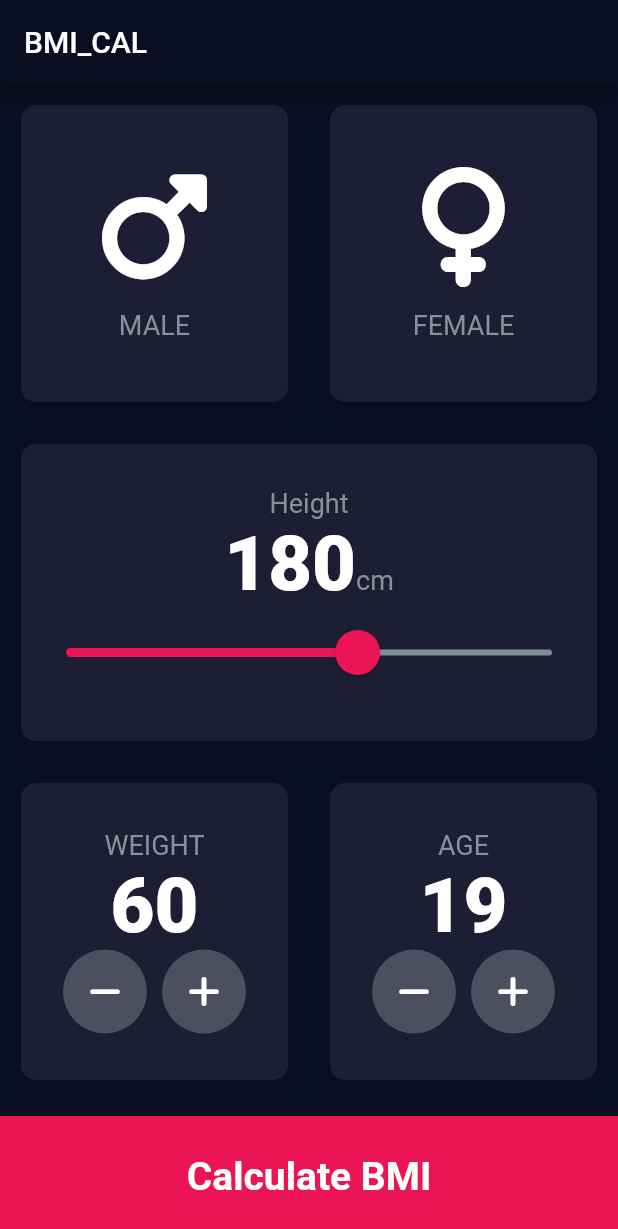
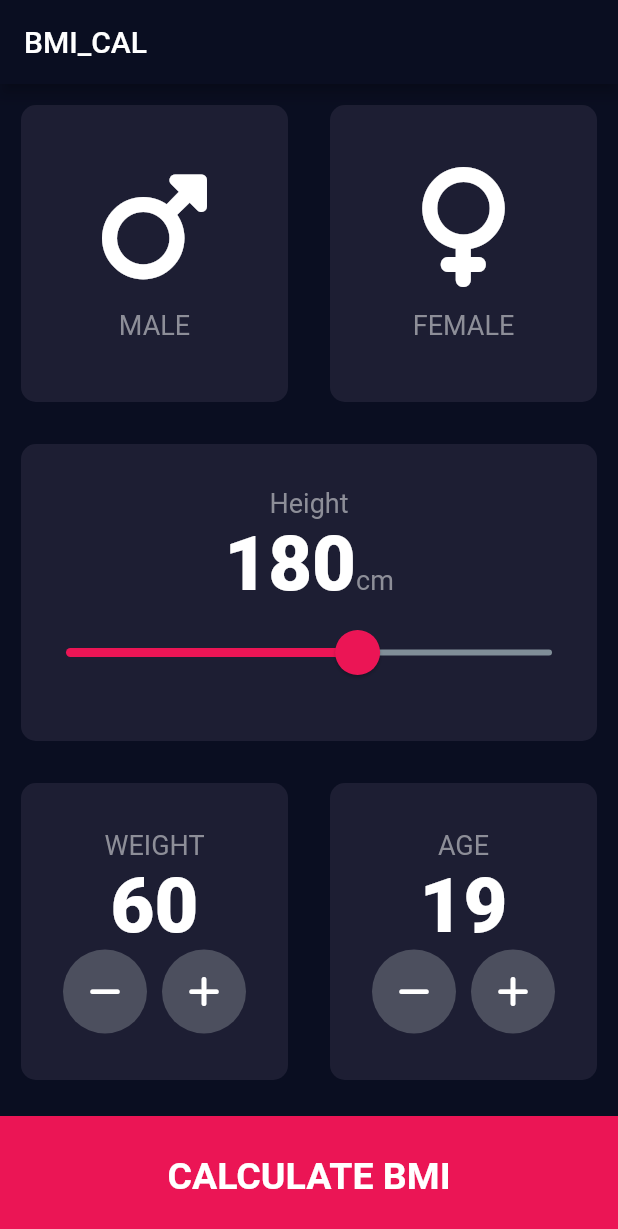
Before and after one commit to fidelmak/calculatebmi, a Flutter app: the screen it shows after launch, on a phone screen of 412 x 824 dp. Shown: the top 1229 px of the screen. Run offline on Flutter 3.47's test engine with Material 2 defaults, Android fonts, the phone set to English and light mode, and no system bars; our stand-ins replace font_awesome_flutter.

Commit message:
Changes to be committed:

```diff
--- a/lib/main.dart
+++ b/lib/main.dart
@@ -1,8 +1,8 @@
+import 'package:calculatebmi/screens/input_page.dart';
 import 'package:flutter/material.dart';
-import 'calculate_result.dart';
-import 'input_page.dart';
-
-import 'input_page.dart';
+import 'screens/calculate_result.dart';
+import 'screens/input_page.dart';
+import 'model/calculatorBrain.dart';
 
 void main() => runApp(BMICalculator());
 
@@ -25,7 +25,12 @@ class BMICalculator extends StatelessWidget {
   }
 }
 
+//bmiBrain cal = bmiBrain(height: height, weight: weight);
 Map<String, WidgetBuilder> navigate = {
   "/": (BuildContext context) => InputPage(),
-  "/result": (BuildContext context) => calResult(),
+  // "/result": (BuildContext context) => calResult(
+  //       bmiResult: cal.calculateBmi(),
+  //       interpretation: cal.getInterpretations(),
+  //       resultText: cal.getResult(),
+  //     ),
 };
--- a/lib/input_page.dart
+++ b/lib/screens/input_page.dart
@@ -1,9 +1,13 @@
-import 'package:calculatebmi/reusable_card.dart';
 import 'package:flutter/material.dart';
 import 'package:font_awesome_flutter/font_awesome_flutter.dart';
+import '../components/reusable_card.dart';
+import '../model/calculatorBrain.dart';
+import '../constants/constants.dart';
+import 'calculate_result.dart';
+import '../model/calculatorBrain.dart';
 
-import 'icon_content.dart';
-import 'constants/constants.dart';
+import '/components/icon_content.dart';
+import '../constants/constants.dart';
 
 enum Gender { male, female }
 
@@ -13,32 +17,6 @@ class InputPage extends StatefulWidget {
 }
 
 class _InputPageState extends State<InputPage> {
-  // Color MaleCardColor = inactiveColor;
-  // Color FemaleCardColor = inactiveColor;
-  // void updateColor(Gender SelectedGender) {
-  //   MaleCardColor == inactiveColor ? activeCardColor : inactiveColor;
-
-  //   if (SelectedGender == Gender.male) {
-  //     if (MaleCardColor == inactiveColor) {
-  //       MaleCardColor = activeCardColor;
-  //       FemaleCardColor = inactiveColor;
-  //     } else {
-  //       MaleCardColor = inactiveColor;
-  //       FemaleCardColor = activeCardColor;
-  //     }
-  //   }
-
-  //   if (SelectedGender == Gender.female) {
-  //     if (FemaleCardColor == inactiveColor) {
-  //       FemaleCardColor = activeCardColor;
-  //       MaleCardColor = inactiveColor;
-  //     } else {
-  //       FemaleCardColor = inactiveColor;
-  //       MaleCardColor = activeCardColor;
-  //     }
-  //   }
-  // }
-
   Gender? selectedGender;
   int height = 180;
   int weight = 60;
@@ -49,6 +27,8 @@ class _InputPageState extends State<InputPage> {
     });
   }
 
+  int get h => height;
+  int get w => weight;
   void minus() {
     setState(() {
       weight--;
@@ -174,7 +154,9 @@ class _InputPageState extends State<InputPage> {
                             icon: FontAwesomeIcons.minus,
                             onPressed: () {
                               setState(() {
+                                if (weight >= 1) {
                                   weight -= 1;
+                                }
                               });
                             },
                           ),
@@ -185,7 +167,9 @@ class _InputPageState extends State<InputPage> {
                             icon: FontAwesomeIcons.add,
                             onPressed: () {
                               setState(() {
+                                if (weight >= 0) {
                                   weight += 1;
+                                }
                               });
                             },
                           ),
@@ -218,7 +202,9 @@ class _InputPageState extends State<InputPage> {
                                     icon: FontAwesomeIcons.minus,
                                     onPressed: () {
                                       setState(() {
+                                        if (age >= 1) {
                                           age -= 1;
+                                        }
                                       });
                                     },
                                   ),
@@ -241,18 +227,39 @@ class _InputPageState extends State<InputPage> {
                 ))
               ],
             )),
-            GestureDetector(
+            BottomButton(
+              buttomTitle: "CALCULATE BMI",
               onTap: () {
-                Navigator.pushNamed(context, '/result');
+                bmiBrain cal = bmiBrain(height: height, weight: weight);
+                Navigator.push(
+                    context,
+                    MaterialPageRoute(
+                      builder: (context) => calResult(
+                        bmiResult: cal.calculateBmi(),
+                        interpretation: cal.getInterpretations(),
+                        resultText: cal.getResult(),
+                      ),
+                    ));
               },
+            )
+          ],
+        ));
+  }
+}
+
+class BottomButton extends StatelessWidget {
+  BottomButton({required this.onTap, required this.buttomTitle});
+  final VoidCallback onTap;
+  final String buttomTitle;
+  @override
+  Widget build(BuildContext context) {
+    return GestureDetector(
+      onTap: onTap,
       child: Container(
         child: Center(
           child: Text(
-                    "Calculate BMI",
-                    style: TextStyle(
-                        color: Colors.white,
-                        fontSize: 26,
-                        fontWeight: FontWeight.bold),
+            buttomTitle,
+            style: kLargeButtonTextStyle,
           ),
         ),
         color: kBottomContainerColor,
@@ -260,9 +267,7 @@ class _InputPageState extends State<InputPage> {
         width: double.infinity,
         height: kBottomContainerHeight,
       ),
-            )
-          ],
-        ));
+    );
   }
 }
 
```
Also changed, not shown: lib/calculate_result.dart (deleted, +0 -13 lines), lib/constants/constants.dart (+11 -0 lines), lib/model/calculatorBrain.dart (added, +38 -0 lines), lib/screens/calculate_result.dart (added, +77 -0 lines), lib/components/icon_content.dart (renamed from lib/icon_content.dart), lib/components/reusable_card.dart (renamed from lib/reusable_card.dart). Lines whose indentation alone changed are shown as unchanged.
